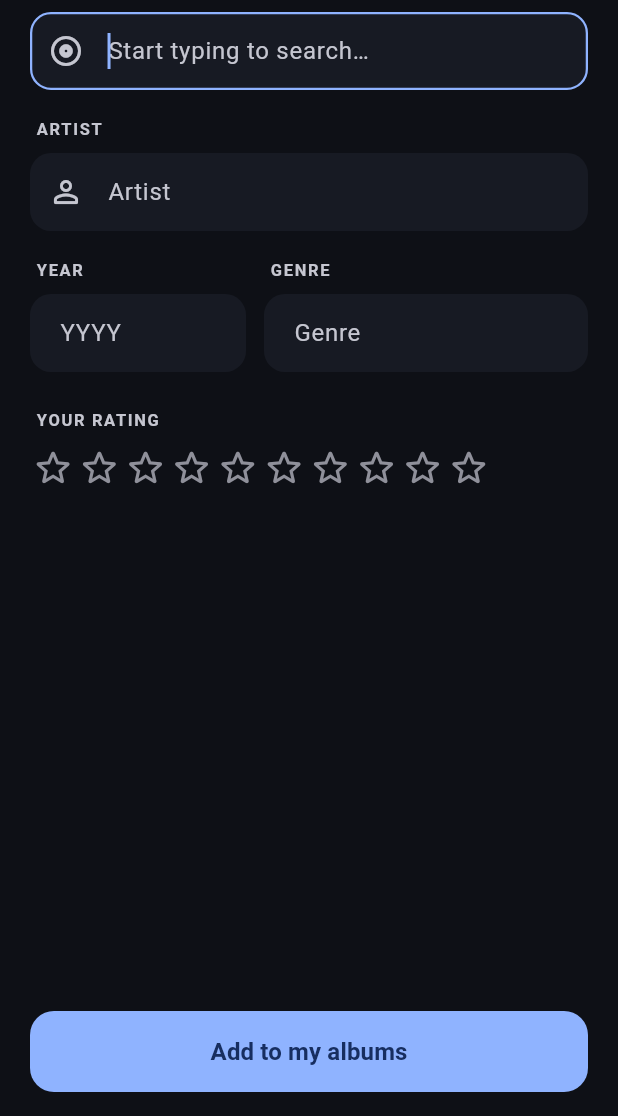
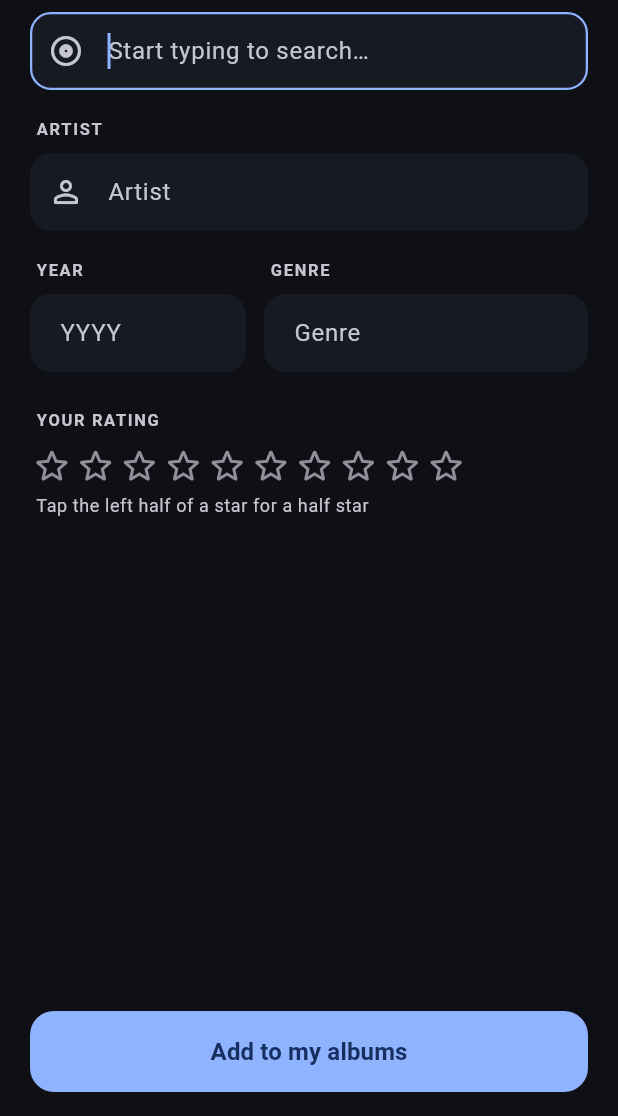
Before and after one commit to ncpawlak/albumRanker, a Flutter app: the screen it shows after launch, after a tap on "Add album", on a phone screen of 412 x 824 dp, the part 120-1236 px from its top. Run offline on Flutter 3.47's test engine with Material 3 defaults, Android fonts, the phone set to English and light mode, and no system bars; our stand-ins replace file_picker, shared_preferences.

Commit message:
Half-star ratings and duplicate-name merging
Co-authored-by: Copilot App <223556219+Copilot@users.noreply.github.com>

```diff
--- a/lib/data/album_repository.dart
+++ b/lib/data/album_repository.dart
@@ -9,6 +9,32 @@ import '../models/album.dart';
 class DuplicateAlbumException implements Exception {
   DuplicateAlbumException(this.existing);
   final Album existing;
+}
+
+/// Lower-cased with spacing collapsed, so "Born Of Osiris" == "born of  osiris".
+String normalizeName(String s) => s.trim().toLowerCase().replaceAll(RegExp(r'\s+'), ' ');
+
+enum NameField {
+  artist('Artist'),
+  genre('Genre');
+
+  const NameField(this.label);
+  final String label;
+
+  String of(Album a) => this == artist ? a.artist : a.genre;
+}
+
+/// One artist or genre that appears with several spellings.
+class NameVariants {
+  const NameVariants(this.field, this.spellings);
+
+  final NameField field;
+
+  /// Most-used spelling first.
+  final List<({String spelling, int count})> spellings;
+
+  String get preferred => spellings.first.spelling;
+  int get albumCount => spellings.fold(0, (s, e) => s + e.count);
 }
 
 /// Holds the master album list and persists it as versioned JSON.
@@ -61,7 +87,7 @@ class AlbumRepository extends ChangeNotifier {
     required String artist,
     required int year,
     required String genre,
-    required int rating,
+    required double rating,
     String? artworkUrl,
     String? externalId,
   }) async {
@@ -71,9 +97,9 @@ class AlbumRepository extends ChangeNotifier {
     final album = Album(
       id: _newId(),
       title: title.trim(),
-      artist: artist.trim(),
+      artist: _existingSpelling(NameField.artist, artist) ?? artist.trim(),
       year: year,
-      genre: genre.trim(),
+      genre: _existingSpelling(NameField.genre, genre) ?? genre.trim(),
       rating: rating,
       artworkUrl: artworkUrl,
       externalId: externalId,
@@ -85,18 +111,100 @@ class AlbumRepository extends ChangeNotifier {
     return album;
   }
 
+  /// Saves [album]. A name that matches another album's artist or genre apart
+  /// from capitalization/spacing takes that existing spelling, so one artist
+  /// never splits in two. Changing only the capitalization of this album's own
+  /// artist or genre is treated as a correction and applied everywhere.
   Future<void> update(Album album) async {
     final dup = findDuplicate(album.title, album.artist, excludeId: album.id);
     if (dup != null) throw DuplicateAlbumException(dup);
     final i = _albums.indexWhere((a) => a.id == album.id);
     if (i < 0) throw StateError('Album ${album.id} not found');
+    final old = _albums[i];
+    String resolve(NameField field) {
+      final typed = field.of(album).trim();
+      final before = field.of(old);
+      if (typed != before && normalizeName(typed) == normalizeName(before)) {
+        _renameAll(field, typed);
+        return typed;
+      }
+      return _existingSpelling(field, typed, excludeId: album.id) ?? typed;
+    }
+
+    final artist = resolve(NameField.artist);
+    final genre = resolve(NameField.genre);
     _albums[i] = album.copyWith(
       title: album.title.trim(),
-      artist: album.artist.trim(),
-      genre: album.genre.trim(),
+      artist: artist,
+      genre: genre,
       updatedAt: DateTime.now(),
     );
     await _save();
+  }
+
+  /// Artists and genres that are spelled more than one way, e.g.
+  /// "BABYMETAL" and "Babymetal". Each entry's spellings are most-used first.
+  List<NameVariants> nameVariants() {
+    final result = <NameVariants>[];
+    for (final field in NameField.values) {
+      final groups = <String, Map<String, int>>{};
+      for (final a in _albums) {
+        final name = field.of(a);
+        final counts = groups.putIfAbsent(normalizeName(name), () => {});
+        counts[name] = (counts[name] ?? 0) + 1;
+      }
+      for (final counts in groups.values) {
+        if (counts.length < 2) continue;
+        final spellings = counts.entries.toList()
+          ..sort((a, b) {
+            final c = b.value.compareTo(a.value);
+            return c != 0 ? c : a.key.compareTo(b.key);
+          });
+        result.add(NameVariants(field, [for (final e in spellings) (spelling: e.key, count: e.value)]));
+      }
+    }
+    result.sort((a, b) {
+      final f = a.field.index.compareTo(b.field.index);
+      return f != 0 ? f : a.preferred.toLowerCase().compareTo(b.preferred.toLowerCase());
+    });
+    return result;
+  }
+
+  /// Renames every album whose [field] matches [keep] (ignoring case/spacing)
+  /// to exactly [keep]. Returns how many albums changed.
+  Future<int> mergeName(NameField field, String keep) async {
+    final changed = _renameAll(field, keep);
+    if (changed > 0) await _save();
+    return changed;
+  }
+
+  int _renameAll(NameField field, String keep) {
+    final key = normalizeName(keep);
+    var changed = 0;
+    final now = DateTime.now();
+    for (var i = 0; i < _albums.length; i++) {
+      final a = _albums[i];
+      final name = field.of(a);
+      if (name == keep || normalizeName(name) != key) continue;
+      _albums[i] = field == NameField.artist
+          ? a.copyWith(artist: keep, updatedAt: now)
+          : a.copyWith(genre: keep, updatedAt: now);
+      changed++;
+    }
+    return changed;
+  }
+
+  /// The most-used existing spelling of [name] in [field], if any album uses one.
+  String? _existingSpelling(NameField field, String name, {String? excludeId}) {
+    final key = normalizeName(name);
+    final counts = <String, int>{};
+    for (final a in _albums) {
+      if (a.id == excludeId) continue;
+      final n = field.of(a);
+      if (normalizeName(n) == key) counts[n] = (counts[n] ?? 0) + 1;
+    }
+    if (counts.isEmpty) return null;
+    return (counts.entries.toList()..sort((a, b) => b.value.compareTo(a.value))).first.key;
   }
 
   Future<void> delete(String id) async {
--- a/lib/logic/stats.dart
+++ b/lib/logic/stats.dart
@@ -24,12 +24,11 @@ class LibraryStats {
   });
 
   factory LibraryStats.from(List<Album> albums, {int top = 5}) {
-    final distribution = List<int>.filled(Album.maxRating, 0);
-    var sum = 0;
+    final distribution = List<int>.filled(LibraryStats.ratingBuckets, 0);
     for (final a in albums) {
-      distribution[a.rating - 1]++;
-      sum += a.rating;
+      distribution[a.ratingHalves - 2 * Album.minRating]++;
     }
+    final sum = ratingSum(albums);
 
     List<CountEntry> byCount(GroupBy by) {
       final groups = rankGroups(albums, by)
@@ -62,8 +61,14 @@ class LibraryStats {
   /// Whole-number average of every rating, or null when the library is empty.
   final int? average;
 
-  /// Album count per rating; index 0 is 1 star.
+  /// Album count per half-star rating; index 0 is 1 star, index 1 is 1.5 ...
   final List<int> distribution;
+
+  /// 1, 1.5, 2 ... 10.
+  static const ratingBuckets = 2 * (Album.maxRating - Album.minRating) + 1;
+
+  /// The rating a [distribution] index stands for.
+  static double bucketRating(int index) => Album.minRating + index / 2;
 
   final int artistCount;
   final int genreCount;
--- a/lib/models/album.dart
+++ b/lib/models/album.dart
@@ -13,6 +13,9 @@ class Album {
   });
 
   static const int minRating = 1;
+
+  /// Ratings move in half stars: 1, 1.5, 2 ... 10.
+  static const double ratingStep = 0.5;
   static const int maxRating = 10;
 
   final String id;
@@ -20,13 +23,18 @@ class Album {
   final String artist;
   final int year;
   final String genre;
-  final int rating;
+  final double rating;
+
+  /// The rating in half-star units (7.5 -> 15), for exact integer math.
+  int get ratingHalves => (rating * 2).round();
   final String? artworkUrl;
   final String? externalId;
   final DateTime createdAt;
   final DateTime updatedAt;
 
   int get decade => year ~/ 10 * 10;
+
+  static bool isValidRating(num r) => r >= minRating && r <= maxRating && (r * 2) == (r * 2).roundToDouble();
 
   /// Case/whitespace-insensitive identity used for duplicate detection.
   String get duplicateKey => makeDuplicateKey(title, artist);
@@ -41,7 +49,7 @@ class Album {
     String? artist,
     int? year,
     String? genre,
-    int? rating,
+    double? rating,
     String? artworkUrl,
     String? externalId,
     DateTime? updatedAt,
@@ -66,7 +74,8 @@ class Album {
         'artist': artist,
         'year': year,
         'genre': genre,
-        'rating': rating,
+        // Whole ratings stay ints so older app versions can still read backups.
+        'rating': rating == rating.roundToDouble() ? rating.toInt() : rating,
         if (artworkUrl != null) 'artworkUrl': artworkUrl,
         if (externalId != null) 'externalId': externalId,
         'createdAt': createdAt.toIso8601String(),
@@ -74,8 +83,8 @@ class Album {
       };
 
   factory Album.fromJson(Map<String, dynamic> json) {
-    final rating = (json['rating'] as num).toInt();
-    if (rating < minRating || rating > maxRating) {
+    final rating = (json['rating'] as num).toDouble();
+    if (!isValidRating(rating)) {
       throw FormatException('Rating out of range: $rating');
     }
     return Album(
@@ -92,3 +101,7 @@ class Album {
     );
   }
 }
+
+/// 7 -> '7', 7.5 -> '7.5'.
+String formatRating(num rating) =>
+    rating == rating.roundToDouble() ? rating.toInt().toString() : rating.toStringAsFixed(1);
--- a/lib/ui/album_edit_screen.dart
+++ b/lib/ui/album_edit_screen.dart
@@ -26,7 +26,7 @@ class _AlbumEditScreenState extends State<AlbumEditScreen> {
   late final TextEditingController _year;
   late final TextEditingController _genre;
   final _titleFocus = FocusNode();
-  int? _rating;
+  double? _rating;
   String? _artworkUrl;
   String? _externalId;
   bool _ratingError = false;
@@ -160,7 +160,7 @@ class _AlbumEditScreenState extends State<AlbumEditScreen> {
         builder: (context) => AlertDialog(
           title: const Text('Already in your list'),
           content: Text('"${e.existing.title}" by ${e.existing.artist} is already in your albums '
-              '(rated ${e.existing.rating}/10).'),
+              '(rated ${formatRating(e.existing.rating)}/10).'),
           actions: [
             TextButton(onPressed: () => Navigator.pop(context, false), child: const Text('Cancel')),
             FilledButton(onPressed: () => Navigator.pop(context, true), child: const Text('Edit existing')),
@@ -371,6 +371,11 @@ class _AlbumEditScreenState extends State<AlbumEditScreen> {
                 _ratingError = false;
               }),
             ),
+            Padding(
+              padding: const EdgeInsets.only(top: 4, left: 4),
+              child: Text('Tap the left half of a star for a half star',
+                  style: theme.textTheme.bodySmall?.copyWith(color: theme.colorScheme.onSurfaceVariant)),
+            ),
             if (_ratingError)
               Padding(
                 padding: const EdgeInsets.only(top: 6, left: 4),
--- a/lib/ui/settings_screen.dart
+++ b/lib/ui/settings_screen.dart
@@ -6,6 +6,7 @@ import 'package:flutter/material.dart';
 import '../app_scope.dart';
 import '../services/auto_backup_service.dart';
 import '../theme/rating_colors.dart';
+import 'duplicate_names_screen.dart';
 
 class SettingsScreen extends StatelessWidget {
   const SettingsScreen({super.key});
@@ -96,6 +97,29 @@ class SettingsScreen extends StatelessWidget {
                     ),
                   ),
                 ),
+              ),
+            ],
+          ),
+          const SizedBox(height: 20),
+          _Section(
+            title: 'Library',
+            children: [
+              ListenableBuilder(
+                listenable: scope.repository,
+                builder: (context, _) {
+                  final n = scope.repository.nameVariants().length;
+                  return ListTile(
+                    key: const ValueKey('duplicate-names'),
+                    leading: Icon(Icons.merge_rounded, color: n > 0 ? theme.colorScheme.primary : null),
+                    title: const Text('Duplicate names'),
+                    subtitle: Text(n == 0
+                        ? 'No artists or genres spelled two ways'
+                        : '$n name${n == 1 ? ' is' : 's are'} spelled more than one way'),
+                    trailing: const Icon(Icons.chevron_right_rounded),
+                    onTap: () => Navigator.of(context)
+                        .push(MaterialPageRoute(builder: (_) => const DuplicateNamesScreen())),
+                  );
+                },
               ),
             ],
           ),
--- a/lib/ui/widgets/rating_widgets.dart
+++ b/lib/ui/widgets/rating_widgets.dart
@@ -33,7 +33,7 @@ class RatingBadge extends StatelessWidget {
       child: Center(
         widthFactor: 1,
         child: Text(
-          rating.toStringAsFixed(decimals),
+          decimals == 0 ? formatRating(rating) : rating.toStringAsFixed(decimals),
           style: TextStyle(
             color: onRatingColor(colorRating ?? rating),
             fontWeight: FontWeight.w800,
@@ -45,11 +45,11 @@ class RatingBadge extends StatelessWidget {
   }
 }
 
-/// Ten small segments, the first [rating] filled with the rating color.
+/// Ten small segments filled up to [rating]; a half star half-fills its segment.
 class StarStrip extends StatelessWidget {
   const StarStrip(this.rating, {super.key});
 
-  final int rating;
+  final double rating;
 
   @override
   Widget build(BuildContext context) {
@@ -63,22 +63,27 @@ class StarStrip extends StatelessWidget {
             width: 9,
             height: 9,
             margin: const EdgeInsets.only(right: 2),
+            clipBehavior: Clip.antiAlias,
             decoration: BoxDecoration(
-              color: i < rating ? fill : empty,
+              color: i + 1 <= rating ? fill : empty,
               borderRadius: BorderRadius.circular(2),
             ),
+            child: i < rating && rating < i + 1
+                ? Align(alignment: Alignment.centerLeft, child: Container(width: 4.5, color: fill))
+                : null,
           ),
       ],
     );
   }
 }
 
-/// Tap-to-set 1–10 star rating input.
+/// Tap-to-set rating input: tap a star for a whole rating, or its left half
+/// for a half star (e.g. the left half of star 8 gives 7.5).
 class RatingPicker extends StatelessWidget {
   const RatingPicker({super.key, required this.value, required this.onChanged});
 
-  final int? value;
-  final ValueChanged<int> onChanged;
+  final double? value;
+  final ValueChanged<double> onChanged;
 
   @override
   Widget build(BuildContext context) {
@@ -86,7 +91,7 @@ class RatingPicker extends StatelessWidget {
     final v = value;
     final color = v == null ? scheme.outline : ratingColor(v);
     return LayoutBuilder(builder: (context, constraints) {
-      final starSize = ((constraints.maxWidth - 64) / Album.maxRating).clamp(18.0, 34.0);
+      final starSize = ((constraints.maxWidth - 80) / Album.maxRating).clamp(18.0, 34.0);
       return Row(
         children: [
           for (var i = 1; i <= Album.maxRating; i++)
@@ -94,19 +99,26 @@ class RatingPicker extends StatelessWidget {
               button: true,
               label: '$i star${i == 1 ? '' : 's'}',
               selected: v == i,
-              child: InkResponse(
+              child: GestureDetector(
                 key: ValueKey('star-$i'),
-                onTap: () => onChanged(i),
-                radius: starSize * 0.7,
+                behavior: HitTestBehavior.opaque,
+                onTapUp: (d) {
+                  final half = d.localPosition.dx < starSize / 2 && i > Album.minRating;
+                  onChanged(half ? i - 0.5 : i.toDouble());
+                },
                 child: Icon(
-                  v != null && i <= v ? Icons.star_rounded : Icons.star_outline_rounded,
+                  v == null || v <= i - 1
+                      ? Icons.star_outline_rounded
+                      : v < i
+                          ? Icons.star_half_rounded
+                          : Icons.star_rounded,
                   size: starSize,
-                  color: v != null && i <= v ? color : scheme.outline,
+                  color: v != null && v > i - 1 ? color : scheme.outline,
                 ),
               ),
             ),
           const Spacer(),
-          if (v != null) RatingBadge(v, size: 40),
+          if (v != null) RatingBadge(v, key: const ValueKey('rating-value'), size: 40),
         ],
       );
     });
```
Also changed, not shown: lib/logic/ranking.dart (+14 -8 lines), lib/logic/year_chart.dart (+5 -5 lines), lib/ui/duplicate_names_screen.dart (added, +93 -0 lines), lib/ui/stats_screen.dart (+21 -11 lines), lib/ui/widgets/year_chart.dart (+4 -3 lines), 4 other files.
